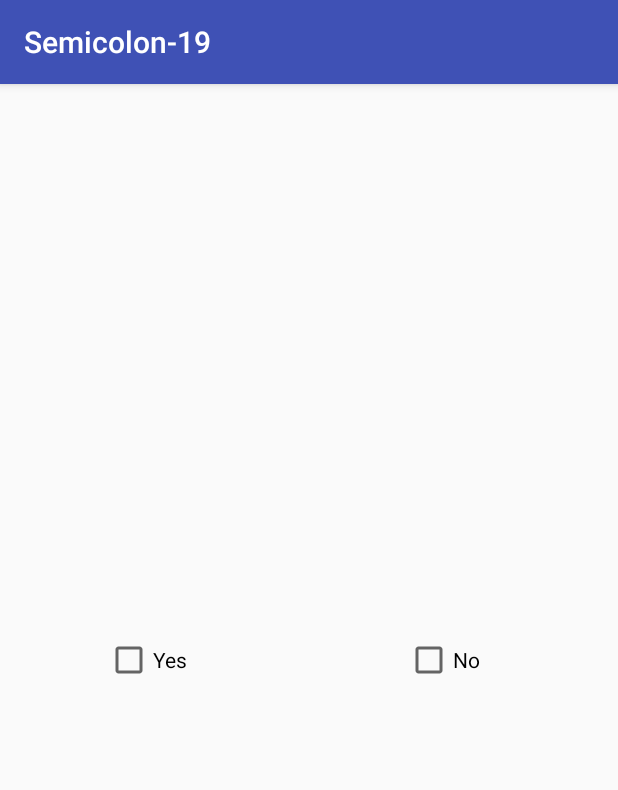
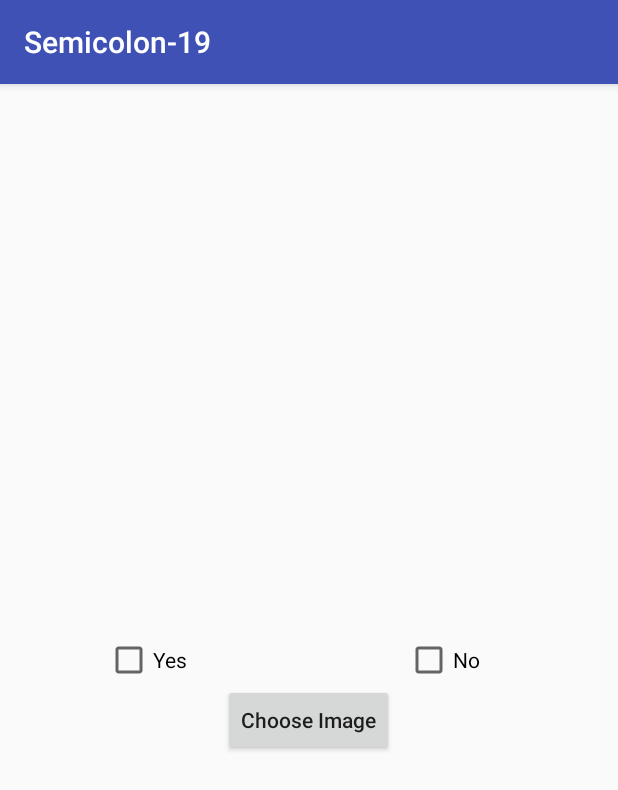
Before and after one commit to sanghis96/Semicolon-19, an Android app: the screen it shows after launch (MainActivity), on a phone screen of 412 x 824 dp. Shown: the top 790 px of the screen. Run offline under Robolectric (Android 15) with nearby library versions, the phone set to English and light mode, and no system bars.

Commit message:
Image from gallery

```diff
--- a/app/src/main/AndroidManifest.xml
+++ b/app/src/main/AndroidManifest.xml
@@ -6,7 +6,7 @@
     <uses-permission android:name="android.permission.READ_EXTERNAL_STORAGE" />
     <uses-permission android:name="android.permission.WRITE_EXTERNAL_STORAGE" />
     <uses-permission android:name="android.permission.INTERNET" />
-    <uses-permission android:name="android.permission.RECORD_AUDIO" />
+    <uses-permission android:name="android.permission.RECORD_AUDIO"/>
 
     <uses-feature
         android:name="android.hardware.camera"
--- a/app/src/main/java/com/example/team/semicolon_19/MainActivity.java
+++ b/app/src/main/java/com/example/team/semicolon_19/MainActivity.java
@@ -5,19 +5,26 @@ import android.content.ActivityNotFoundException;
 import android.content.Context;
 import android.content.Intent;
 import android.content.pm.PackageManager;
+import android.database.Cursor;
+import android.graphics.BitmapFactory;
+import android.net.Uri;
 import android.os.Build;
 import android.os.Handler;
+import android.provider.MediaStore;
 import android.speech.RecognitionListener;
 import android.speech.RecognizerIntent;
 import android.speech.SpeechRecognizer;
 import android.speech.tts.TextToSpeech;
 import android.speech.tts.UtteranceProgressListener;
+import android.support.annotation.Nullable;
 import android.support.v4.content.ContextCompat;
 import android.support.v7.app.AppCompatActivity;
 import android.os.Bundle;
 import android.util.Log;
 import android.view.View;
+import android.widget.Button;
 import android.widget.CheckBox;
+import android.widget.ImageView;
 import android.widget.TextView;
 import android.widget.Toast;
 
@@ -34,9 +41,11 @@ public class MainActivity extends AppCompatActivity implements RecognitionListen
     TextToSpeech t1;
     private CheckBox cBYes;
     private CheckBox cBNo;
+    public Intent intent;
     public SpeechRecognizer speech;
     private Integer onDoneCounter = 0;
-    public Intent intent;
+    private ImageView imView;
+    private Button inputImage;
 
     @Override
     protected void onCreate(Bundle savedInstanceState) {
@@ -46,6 +55,8 @@ public class MainActivity extends AppCompatActivity implements RecognitionListen
         txvResult = (TextView) findViewById(R.id.txvResult);
         cBYes = (CheckBox) findViewById(R.id.checkBoxYes);
         cBNo = (CheckBox) findViewById(R.id.checkBoxNo);
+        inputImage = (Button) findViewById(R.id.btnSpeak);
+        imView = (ImageView) findViewById(R.id.imView);
 
         if(Build.VERSION.SDK_INT >= 23) {
             if (ContextCompat.checkSelfPermission(this, Manifest.permission.CAMERA) != PackageManager.PERMISSION_GRANTED) {
@@ -69,11 +80,40 @@ public class MainActivity extends AppCompatActivity implements RecognitionListen
             }
         }
 
-        speech = SpeechRecognizer.createSpeechRecognizer(this);
+        inputImage.setOnClickListener(new View.OnClickListener() {
+            @Override
+            public void onClick(View view) {
+                Intent i = new Intent(Intent.ACTION_PICK,android.provider.MediaStore.Images.Media.EXTERNAL_CONTENT_URI);
+                startActivityForResult(i, 50);
+            }
+        });
+
+        /*speech = SpeechRecognizer.createSpeechRecognizer(this);
         speech.setRecognitionListener(MainActivity.this);
 
-        getVoiceInput("Please say launch camera");
+        getVoiceInput("Please say launch camera");*/
 
+    }
+
+    @Override
+    protected void onActivityResult(int requestCode, int resultCode, Intent data) {
+        super.onActivityResult(requestCode, resultCode, data);
+        switch(requestCode){
+            case 50 :
+                if(resultCode == RESULT_OK && data != null) {
+                    Uri selectedImage = data.getData();
+                    String[] filePathColumn = {MediaStore.Images.Media.DATA};
+                    Cursor cursor = getContentResolver().query(selectedImage, null, null, null, null);
+                    cursor.moveToFirst();
+                    int columnIndex = cursor.getColumnIndex(filePathColumn[0]);
+                    String picturePath = cursor.getString(columnIndex);
+                    cursor.close();
+                    imView.setImageBitmap(BitmapFactory.decodeFile(picturePath));
+                }
+                else{
+                    Toast.makeText(MainActivity.this, "Image Is Not Correct", Toast.LENGTH_SHORT);
+                }
+        }
     }
 
     public void getVoiceInput(final String textToSpeak){
--- a/app/src/main/res/layout/activity_main.xml
+++ b/app/src/main/res/layout/activity_main.xml
@@ -11,6 +11,11 @@
         android:layout_width="match_parent"
         android:layout_height="match_parent"
         android:orientation="vertical">
+
+        <ImageView
+            android:layout_width="wrap_content"
+            android:layout_height="wrap_content"
+            android:id="@+id/imView"/>
 
         <TextView
             android:id="@+id/txvResult"
@@ -39,16 +44,15 @@
             android:layout_centerVertical="true"
             android:text="No" />
 
-<!--
+
         <Button
             android:id="@+id/btnSpeak"
             android:layout_width="wrap_content"
             android:layout_height="wrap_content"
             android:layout_below="@+id/checkBoxYes"
             android:layout_centerHorizontal="true"
-            android:onClick="getSpeechInput"
-            android:text="Button" />
--->
+            android:text="Choose Image"
+            android:textAllCaps="false"/>
     </RelativeLayout>
 
 
--- a/build.gradle
+++ b/build.gradle
@@ -7,7 +7,7 @@ buildscript {
         jcenter()
     }
     dependencies {
-        classpath 'com.android.tools.build:gradle:3.3.1'
+        classpath 'com.android.tools.build:gradle:3.3.2'
 
 
         // NOTE: Do not place your application dependencies here; they belong
```
Also changed, not shown: 2 other files.
